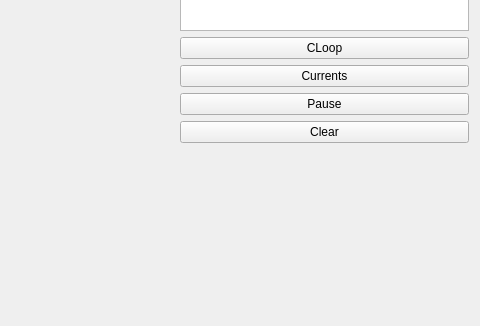
The window that src/ui_icepapcms/qt_designer_files/dialogcurves.ui (MaxIV-KitsControls/app-cells-icepapcms) describes before a commit, drawn with Qt 5; both pictures show x 161 to 641 and y 340 to 666 of the 641 by 666 pixel window.
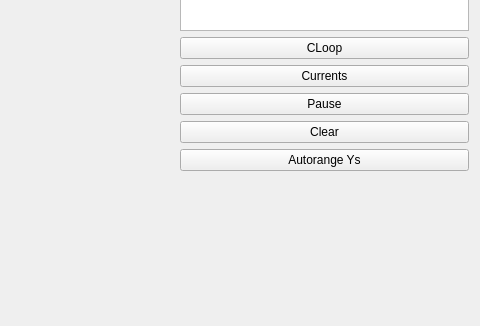
The same window after the commit.

Commit message: Added autorange button, modified SRCH options, added pos measure, added step per units, ects per unit and offset fields, selected driver from current driver

```diff
--- a/src/ui_icepapcms/qt_designer_files/dialogcurves.ui
+++ b/src/ui_icepapcms/qt_designer_files/dialogcurves.ui
@@ -97,6 +97,13 @@
        </property>
       </widget>
      </item>
+     <item>
+      <widget class="QPushButton" name="btnAutoRange">
+       <property name="text">
+        <string>Autorange Ys</string>
+       </property>
+      </widget>
+     </item>
      <item>
       <spacer name="verticalSpacer">
        <property name="orientation">
```
The commit also changes 27 other files.
